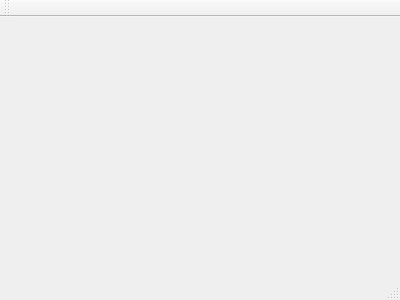
This is mainwindow.ui in AnthonyGutierrez96/Project_1 as Qt 5 draws it before an edit. The edited form follows.
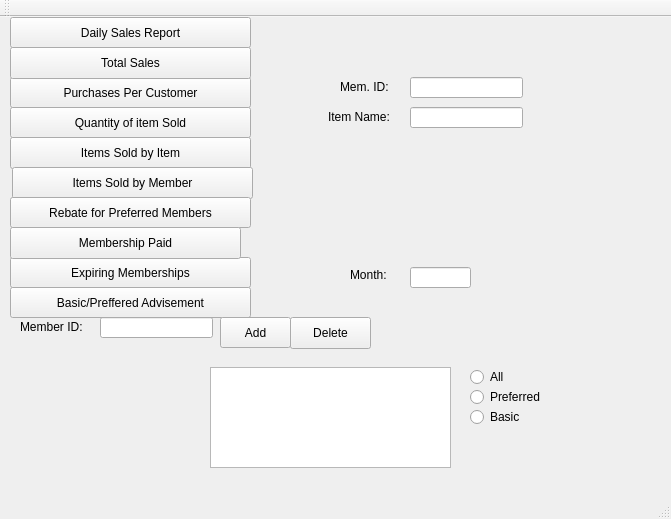
This is the edited form.

Commit message: UI Outline finished

What changed in the file:
```diff
--- a/mainwindow.ui
+++ b/mainwindow.ui
@@ -1,24 +1,337 @@
 <ui version="4.0">
  <class>MainWindow</class>
- <widget class="QMainWindow" name="MainWindow" >
-  <property name="geometry" >
+ <widget class="QMainWindow" name="MainWindow">
+  <property name="geometry">
    <rect>
     <x>0</x>
     <y>0</y>
-    <width>400</width>
-    <height>300</height>
+    <width>671</width>
+    <height>519</height>
    </rect>
   </property>
   <property name="windowTitle" >
    <string>MainWindow</string>
   </property>
-  <widget class="QMenuBar" name="menuBar" />
-  <widget class="QToolBar" name="mainToolBar" />
-  <widget class="QWidget" name="centralWidget" />
-  <widget class="QStatusBar" name="statusBar" />
+  <widget class="QWidget" name="centralWidget">
+   <widget class="QPushButton" name="pushButton">
+    <property name="geometry">
+     <rect>
+      <x>10</x>
+      <y>0</y>
+      <width>241</width>
+      <height>31</height>
+     </rect>
+    </property>
+    <property name="text">
+     <string>Daily Sales Report</string>
+    </property>
+   </widget>
+   <widget class="QPushButton" name="pushButton_2">
+    <property name="geometry">
+     <rect>
+      <x>10</x>
+      <y>60</y>
+      <width>241</width>
+      <height>31</height>
+     </rect>
+    </property>
+    <property name="text">
+     <string>Purchases Per Customer</string>
+    </property>
+   </widget>
+   <widget class="QTextBrowser" name="textBrowser">
+    <property name="geometry">
+     <rect>
+      <x>210</x>
+      <y>350</y>
+      <width>241</width>
+      <height>101</height>
+     </rect>
+    </property>
+   </widget>
+   <widget class="QPushButton" name="pushButton_3">
+    <property name="geometry">
+     <rect>
+      <x>10</x>
+      <y>90</y>
+      <width>241</width>
+      <height>31</height>
+     </rect>
+    </property>
+    <property name="text">
+     <string>Quantity of item Sold</string>
+    </property>
+   </widget>
+   <widget class="QLineEdit" name="lineEdit">
+    <property name="geometry">
+     <rect>
+      <x>410</x>
+      <y>90</y>
+      <width>113</width>
+      <height>21</height>
+     </rect>
+    </property>
+   </widget>
+   <widget class="QLabel" name="label">
+    <property name="geometry">
+     <rect>
+      <x>328</x>
+      <y>90</y>
+      <width>71</width>
+      <height>20</height>
+     </rect>
+    </property>
+    <property name="text">
+     <string>Item Name:</string>
+    </property>
+   </widget>
+   <widget class="QPushButton" name="pushButton_4">
+    <property name="geometry">
+     <rect>
+      <x>10</x>
+      <y>120</y>
+      <width>241</width>
+      <height>32</height>
+     </rect>
+    </property>
+    <property name="text">
+     <string>Items Sold by Item</string>
+    </property>
+   </widget>
+   <widget class="QPushButton" name="pushButton_5">
+    <property name="geometry">
+     <rect>
+      <x>12</x>
+      <y>150</y>
+      <width>241</width>
+      <height>32</height>
+     </rect>
+    </property>
+    <property name="text">
+     <string>Items Sold by Member</string>
+    </property>
+   </widget>
+   <widget class="QPushButton" name="pushButton_6">
+    <property name="geometry">
+     <rect>
+      <x>10</x>
+      <y>180</y>
+      <width>241</width>
+      <height>31</height>
+     </rect>
+    </property>
+    <property name="text">
+     <string>Rebate for Preferred Members</string>
+    </property>
+   </widget>
+   <widget class="QPushButton" name="pushButton_7">
+    <property name="geometry">
+     <rect>
+      <x>10</x>
+      <y>240</y>
+      <width>241</width>
+      <height>31</height>
+     </rect>
+    </property>
+    <property name="text">
+     <string>Expiring Memberships</string>
+    </property>
+   </widget>
+   <widget class="QPushButton" name="pushButton_8">
+    <property name="geometry">
+     <rect>
+      <x>10</x>
+      <y>270</y>
+      <width>241</width>
+      <height>31</height>
+     </rect>
+    </property>
+    <property name="text">
+     <string>Basic/Preffered Advisement</string>
+    </property>
+   </widget>
+   <widget class="QRadioButton" name="radioButton">
+    <property name="geometry">
+     <rect>
+      <x>470</x>
+      <y>390</y>
+      <width>100</width>
+      <height>20</height>
+     </rect>
+    </property>
+    <property name="text">
+     <string>Basic</string>
+    </property>
+   </widget>
+   <widget class="QRadioButton" name="radioButton_2">
+    <property name="geometry">
+     <rect>
+      <x>470</x>
+      <y>370</y>
+      <width>100</width>
+      <height>20</height>
+     </rect>
+    </property>
+    <property name="text">
+     <string>Preferred</string>
+    </property>
+   </widget>
+   <widget class="QRadioButton" name="radioButton_3">
+    <property name="geometry">
+     <rect>
+      <x>470</x>
+      <y>350</y>
+      <width>100</width>
+      <height>20</height>
+     </rect>
+    </property>
+    <property name="text">
+     <string>All</string>
+    </property>
+   </widget>
+   <widget class="QLineEdit" name="lineEdit_2">
+    <property name="geometry">
+     <rect>
+      <x>100</x>
+      <y>300</y>
+      <width>113</width>
+      <height>21</height>
+     </rect>
+    </property>
+   </widget>
+   <widget class="QLabel" name="label_2">
+    <property name="geometry">
+     <rect>
+      <x>20</x>
+      <y>300</y>
+      <width>81</width>
+      <height>20</height>
+     </rect>
+    </property>
+    <property name="text">
+     <string>Member ID: </string>
+    </property>
+   </widget>
+   <widget class="QPushButton" name="pushButton_9">
+    <property name="geometry">
+     <rect>
+      <x>220</x>
+      <y>300</y>
+      <width>71</width>
+      <height>31</height>
+     </rect>
+    </property>
+    <property name="text">
+     <string>Add</string>
+    </property>
+   </widget>
+   <widget class="QPushButton" name="pushButton_10">
+    <property name="geometry">
+     <rect>
+      <x>290</x>
+      <y>300</y>
+      <width>81</width>
+      <height>32</height>
+     </rect>
+    </property>
+    <property name="text">
+     <string>Delete</string>
+    </property>
+   </widget>
+   <widget class="QLabel" name="label_3">
+    <property name="geometry">
+     <rect>
+      <x>350</x>
+      <y>250</y>
+      <width>51</width>
+      <height>16</height>
+     </rect>
+    </property>
+    <property name="text">
+     <string>Month:</string>
+    </property>
+   </widget>
+   <widget class="QLineEdit" name="lineEdit_3">
+    <property name="geometry">
+     <rect>
+      <x>410</x>
+      <y>250</y>
+      <width>61</width>
+      <height>21</height>
+     </rect>
+    </property>
+   </widget>
+   <widget class="QLabel" name="label_4">
+    <property name="geometry">
+     <rect>
+      <x>340</x>
+      <y>60</y>
+      <width>61</width>
+      <height>20</height>
+     </rect>
+    </property>
+    <property name="text">
+     <string>Mem. ID:</string>
+    </property>
+   </widget>
+   <widget class="QLineEdit" name="lineEdit_4">
+    <property name="geometry">
+     <rect>
+      <x>410</x>
+      <y>60</y>
+      <width>113</width>
+      <height>21</height>
+     </rect>
+    </property>
+   </widget>
+   <widget class="QPushButton" name="pushButton_11">
+    <property name="geometry">
+     <rect>
+      <x>10</x>
+      <y>30</y>
+      <width>241</width>
+      <height>32</height>
+     </rect>
+    </property>
+    <property name="text">
+     <string>Total Sales</string>
+    </property>
+   </widget>
+   <widget class="QPushButton" name="pushButton_12">
+    <property name="geometry">
+     <rect>
+      <x>10</x>
+      <y>210</y>
+      <width>231</width>
+      <height>32</height>
+     </rect>
+    </property>
+    <property name="text">
+     <string>Membership Paid</string>
+    </property>
+   </widget>
+  </widget>
+  <widget class="QMenuBar" name="menuBar">
+   <property name="geometry">
+    <rect>
+     <x>0</x>
+     <y>0</y>
+     <width>671</width>
+     <height>22</height>
+    </rect>
+   </property>
+  </widget>
+  <widget class="QToolBar" name="mainToolBar">
+   <attribute name="toolBarArea">
+    <enum>TopToolBarArea</enum>
+   </attribute>
+   <attribute name="toolBarBreak">
+    <bool>false</bool>
+   </attribute>
+  </widget>
+  <widget class="QStatusBar" name="statusBar"/>
  </widget>
- <layoutDefault spacing="6" margin="11" />
- <pixmapfunction></pixmapfunction>
+ <layoutdefault spacing="6" margin="11"/>
  <resources/>
  <connections/>
 </ui>
```
Left out of the diff: 3 changed lines with no effect on the pictures. The commit also changes 2 other files.
